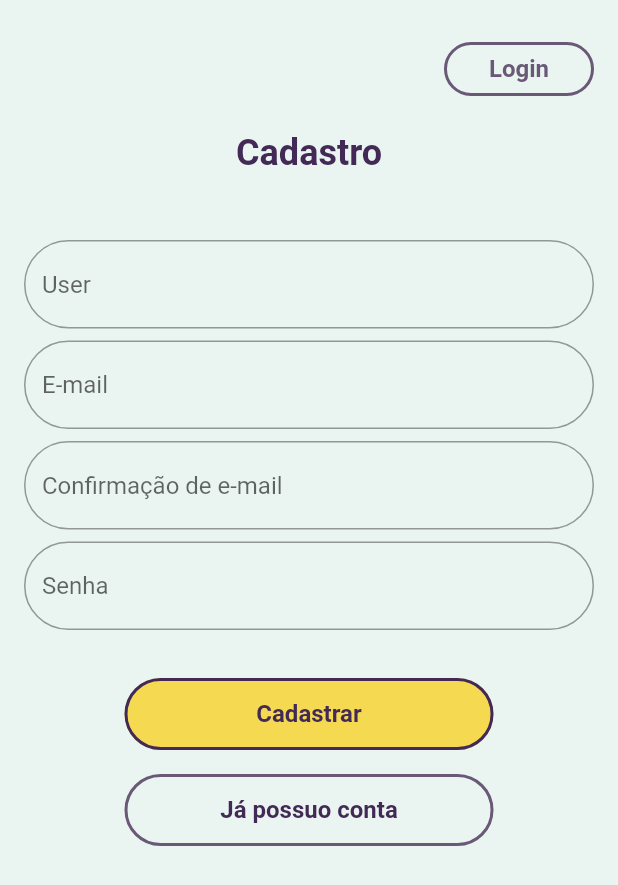
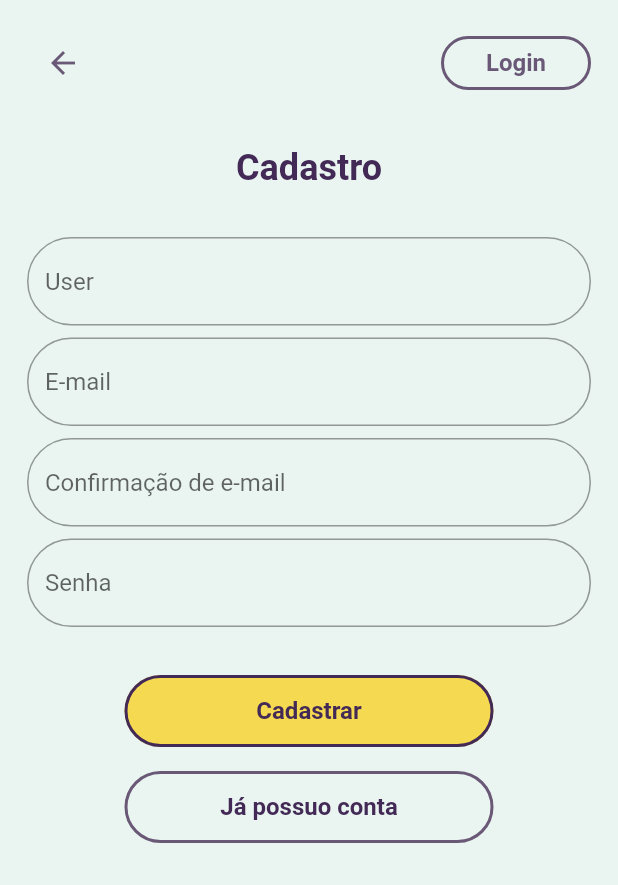
Before and after one commit to jorgelucasalm/Linguini, a Flutter app: the screen it shows after launch, on a phone screen of 412 x 824 dp. Shown: the top 885 px of the screen. Run offline on Flutter 3.47's test engine with Material 2 defaults, Android fonts, the phone set to English and light mode, and no system bars.

Commit message:
fix: Adiciona BackButton

```diff
--- a/lib/main.dart
+++ b/lib/main.dart
@@ -28,19 +28,18 @@
     return Scaffold(
       backgroundColor: const Color(0xFFEAF5F1),
       body: Container(
-        padding: const EdgeInsets.all(16),
+        padding: const EdgeInsets.all(18),
         child: Column(
           mainAxisAlignment: MainAxisAlignment.start,
           children: [
             Row(
               mainAxisAlignment: MainAxisAlignment.spaceBetween,
               children: [
-                const Padding(
-                    padding: EdgeInsets.all(30)), //Espaçamento do topo
-
-                //LEMBRETE: Adicionar botão de voltar
-
-                TextButton(
+                const BackButton(
+                  color: Color(0xFF695876),
+                  onPressed: null,
+                ),
+                OutlinedButton(
                     onPressed: null,
                     style: OutlinedButton.styleFrom(
                       fixedSize: const Size(100, 32),
@@ -63,17 +62,17 @@
               ],
             ),
             const Padding(
-              padding: EdgeInsets.all(12),
+              padding: EdgeInsets.all(32),
               child: Text(
                 "Cadastro",
                 style: TextStyle(
                   fontSize: 24,
-                  fontWeight: FontWeight.w700,
+                  fontWeight: FontWeight.w600,
                   color: Color(0xff422956),
                 ),
               ),
             ),
-            const SizedBox(height: 32),
+
             Column(
               mainAxisAlignment: MainAxisAlignment.spaceEvenly,
               children: [
@@ -158,7 +157,6 @@
                 ),
               ],
             ),
-
             const SizedBox(height: 32),
             TextButton(
                 onPressed: null,
@@ -179,7 +177,6 @@
                       fontWeight: FontWeight.w700,
                       color: Color(0xff422956)),
                 )),
-
             const SizedBox(height: 16),
             OutlinedButton(
               onPressed: null,
```
